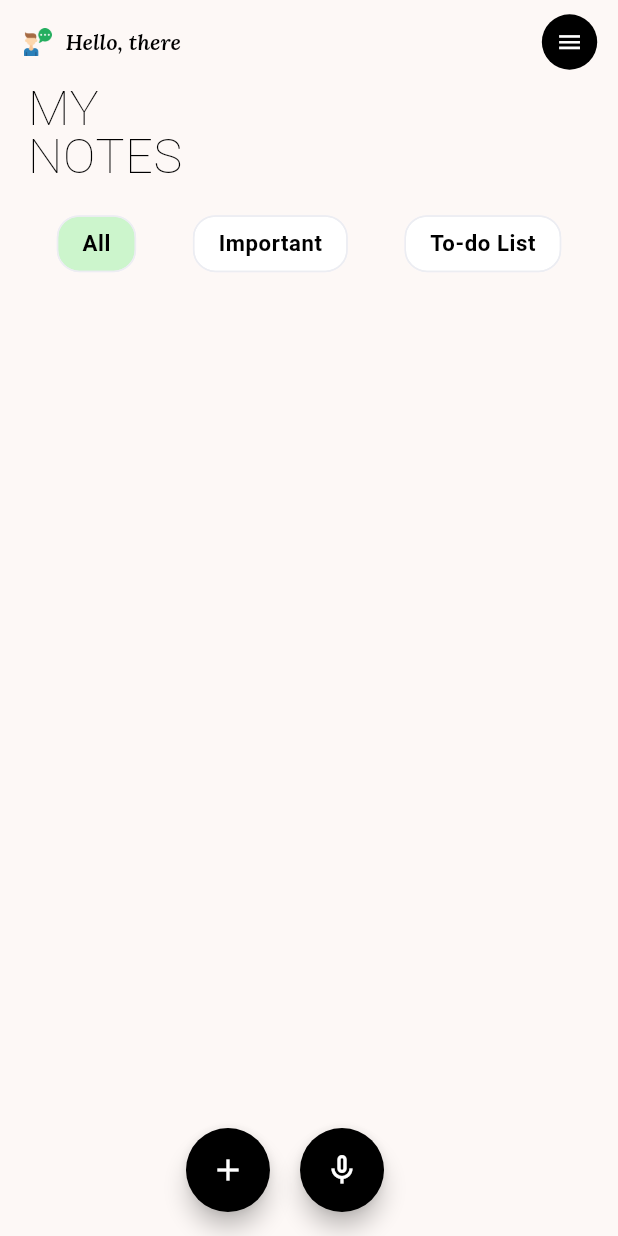
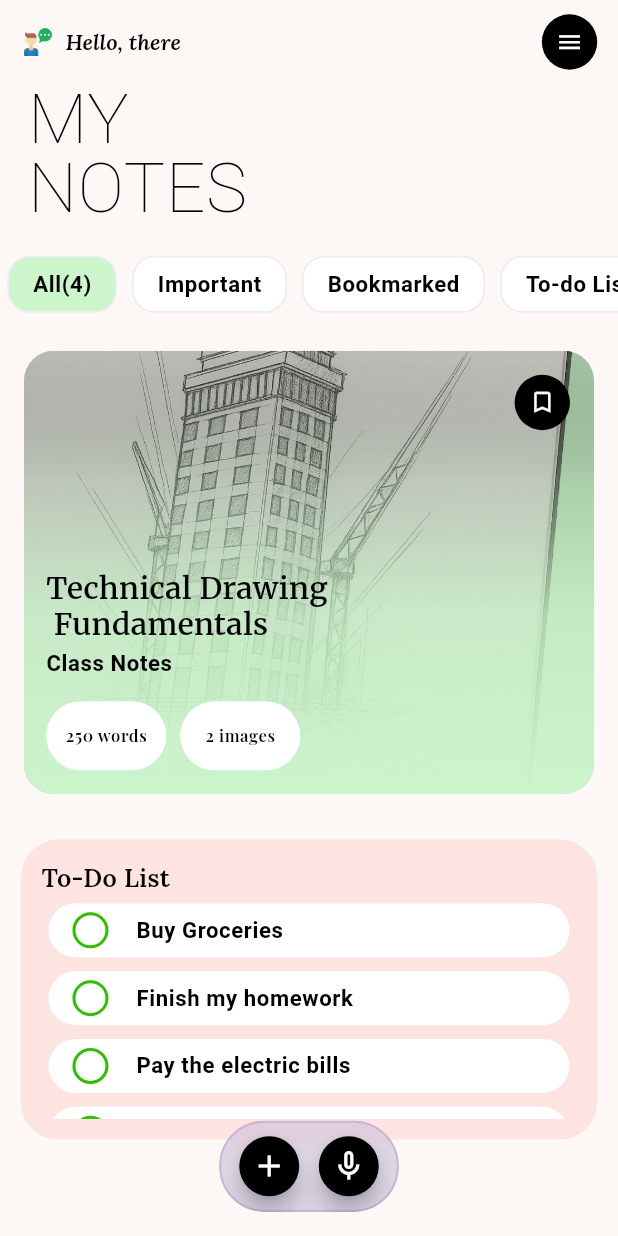
Before and after one commit to Tee-Kay404/Notes, a Flutter app: the screen it shows after launch, on a phone screen of 412 x 824 dp. Run offline on Flutter 3.47's test engine with Material 3 defaults, Android fonts, the phone set to English and light mode, and no system bars; our stand-ins replace flutter_screenutil, gap, google_fonts.

Commit message:
Final First Page UI

```diff
--- a/lib/app/theme/themes.dart
+++ b/lib/app/theme/themes.dart
@@ -44,7 +44,7 @@ class AppTheme {
     // TextThemes
     textTheme: TextTheme(
       bodyLarge: GoogleFonts.dmSerifText(
-        fontSize: 35.sp,
+        fontSize: 50.sp,
         fontWeight: FontWeight.w200,
         color: Colors.black,
       ),
@@ -59,5 +59,20 @@ class AppTheme {
         color: Colors.black,
       ),
     ),
+    textButtonTheme: TextButtonThemeData(
+      style: ButtonStyle(
+        alignment: Alignment.center,
+        minimumSize: WidgetStatePropertyAll(Size(80.w, 50.h)),
+        padding: WidgetStatePropertyAll(EdgeInsets.all(8.sp)),
+        splashFactory: NoSplash.splashFactory,
+        backgroundColor: WidgetStatePropertyAll(Colors.white),
+        shape: WidgetStatePropertyAll(
+          RoundedRectangleBorder(
+            borderRadius: BorderRadiusGeometry.circular(25.sp),
+            side: BorderSide(style: BorderStyle.none),
+          ),
+        ),
+      ),
+    ),
   );
 }
--- a/lib/screens/home_screen.dart
+++ b/lib/screens/home_screen.dart
@@ -1,8 +1,12 @@
 import 'package:flutter/material.dart';
 import 'package:flutter_screenutil/flutter_screenutil.dart';
 import 'package:gap/gap.dart';
+import 'package:google_fonts/google_fonts.dart';
 import 'package:notes/app/colors.dart';
 import 'package:notes/widgets/dark_round_button.dart';
+import 'package:notes/widgets/glass_morphism.dart.dart';
+import 'package:notes/widgets/note_card.dart';
+import 'package:notes/widgets/to_do_list.dart';
 
 class HomeScreen extends StatefulWidget {
   const HomeScreen({super.key});
@@ -12,7 +16,14 @@ class HomeScreen extends StatefulWidget {
 }
 
 class _HomeScreenState extends State<HomeScreen> {
-  List<String> filters = ['All', 'Important', 'To-do List'];
+  List<String> filters = ['All(4)', 'Important', 'Bookmarked', 'To-do List'];
+  List<String> todoList = [
+    'Buy Groceries',
+    'Finish my homework',
+    'Pay the electric bills',
+    'Practice my guitar',
+    'Read all my books',
+  ];
 
   late String _selectedFilter;
 
@@ -43,7 +54,8 @@ class _HomeScreenState extends State<HomeScreen> {
         ),
         actions: [DarkRoundButton(icon: (Icons.menu_outlined))],
       ),
-      body: Column(
+      body: SingleChildScrollView(
+        child: Column(
           crossAxisAlignment: CrossAxisAlignment.start,
           children: [
             // My Notes
@@ -51,15 +63,19 @@ class _HomeScreenState extends State<HomeScreen> {
               padding: EdgeInsets.symmetric(horizontal: 20.sp),
               child: Text(
                 'MY\nNOTES',
-              style: Theme.of(context).textTheme.bodyLarge?.copyWith(height: 1),
+                style: Theme.of(
+                  context,
+                ).textTheme.bodyLarge?.copyWith(height: 1),
               ),
             ),
             Gap(20.h),
             // Filters
-          Row(
-            mainAxisAlignment: MainAxisAlignment.spaceEvenly,
-            children: [
-              ...List.generate(3, (index) {
+            SizedBox(
+              height: 50.h,
+              child: ListView.builder(
+                scrollDirection: Axis.horizontal,
+                itemCount: filters.length,
+                itemBuilder: (context, index) {
                   final filter = filters[index];
                   return GestureDetector(
                     onTap: () {
@@ -67,10 +83,14 @@ class _HomeScreenState extends State<HomeScreen> {
                         _selectedFilter = filter;
                       });
                     },
+                    child: Padding(
+                      padding: const EdgeInsets.symmetric(horizontal: 5.0),
                       child: Chip(
                         shape: RoundedRectangleBorder(
                           borderRadius: BorderRadiusGeometry.circular(15),
-                      side: BorderSide(color: NotesColor.brightGrey.shade100),
+                          side: BorderSide(
+                            color: NotesColor.brightGrey.shade100,
+                          ),
                         ),
                         backgroundColor: _selectedFilter == filter
                             ? NotesColor.notes
@@ -78,20 +98,69 @@ class _HomeScreenState extends State<HomeScreen> {
                         label: Text(filter),
                         labelStyle: Theme.of(context).textTheme.bodySmall,
                       ),
+                    ),
                   );
-              }),
-            ],
+                },
+              ),
+            ),
+            Gap(10.h),
+            NoteCard(
+              title: "Technical Drawing\n Fundamentals",
+              subtitle: "Class Notes ",
+              backgroundColor: NotesColor.notes,
+              imageAsset: 'assets/images/sketch_book.png',
+              wordButtonText: '250 words',
+              imageButtonText: '2 images',
+            ),
+            Gap(20.h),
+            // ...existing code...
+            Container(
+              margin: EdgeInsets.symmetric(horizontal: 15.sp),
+              padding: EdgeInsets.all(15.sp),
+              width: double.infinity,
+              height: 200,
+              decoration: BoxDecoration(
+                color: Color(0xFFFEE4E1),
+                borderRadius: BorderRadius.circular(25),
+              ),
+              child: Column(
+                crossAxisAlignment: CrossAxisAlignment.start,
+                children: [
+                  Text(
+                    'To-Do List',
+                    style: Theme.of(context).textTheme.bodyMedium?.copyWith(
+                      fontFamily: GoogleFonts.lora().fontFamily,
+                    ),
+                  ),
+                  Expanded(
+                    child: ListView.builder(
+                      itemCount: todoList.length,
+                      shrinkWrap: true,
+                      physics: AlwaysScrollableScrollPhysics(),
+                      itemBuilder: (context, index) {
+                        return ToDoListTile(
+                          title: todoList[index],
+                          ischecked: false,
+                        );
+                      },
+                    ),
                   ),
                 ],
               ),
-      floatingActionButton: SizedBox(
+            ),
+          ],
+        ),
+      ),
+      floatingActionButtonLocation: FloatingActionButtonLocation.centerFloat,
+      floatingActionButton: GlassMorphism(
+        child: SizedBox(
           width: MediaQuery.of(context).size.width,
           child: Row(
             mainAxisAlignment: MainAxisAlignment.center,
             children: [
               FloatingActionButton(
                 shape: CircleBorder(),
-              // mini: true,
+                mini: true,
                 backgroundColor: Theme.of(context).primaryColorDark,
                 onPressed: () {},
                 child: Icon(
@@ -99,10 +168,10 @@ class _HomeScreenState extends State<HomeScreen> {
                   color: Theme.of(context).primaryColorLight,
                 ),
               ),
-            SizedBox(width: 20.w), // Space between FABs
+              SizedBox(width: 5.w), // Space between FABs
               FloatingActionButton(
+                mini: true,
                 shape: CircleBorder(),
-              // mini: true,
                 backgroundColor: Theme.of(context).primaryColorDark,
                 onPressed: () {},
                 child: Icon(
@@ -113,6 +182,7 @@ class _HomeScreenState extends State<HomeScreen> {
             ],
           ),
         ),
+      ),
     );
   }
 }
--- a/lib/widgets/dark_round_button.dart
+++ b/lib/widgets/dark_round_button.dart
@@ -15,7 +15,9 @@ class DarkRoundButton extends StatelessWidget {
         color: Theme.of(context).primaryColorDark,
         shape: BoxShape.circle,
       ),
-      child: Center(child: Icon(icon, size: 20.sp)),
+      child: Center(
+        child: Icon(icon, size: 20.sp, color: Colors.white),
+      ),
     );
   }
 }
--- /dev/null
+++ b/lib/widgets/glass_morphism.dart.dart
@@ -0,0 +1,32 @@
+import 'dart:ui';
+
+import 'package:flutter/material.dart';
+import 'package:flutter_screenutil/flutter_screenutil.dart';
+
+class GlassMorphism extends StatelessWidget {
+  final Widget child;
+  const GlassMorphism({super.key, required this.child});
+
+  @override
+  Widget build(BuildContext context) {
+    return ClipRRect(
+      borderRadius: BorderRadiusGeometry.circular(30),
+      child: BackdropFilter(
+        filter: ImageFilter.blur(sigmaX: 10, sigmaY: 10),
+        child: Container(
+          width: 130.h,
+          padding: EdgeInsets.symmetric(vertical: 5),
+          decoration: BoxDecoration(
+            color: Theme.of(context).primaryColor.withValues(alpha: 0.2),
+            borderRadius: BorderRadiusGeometry.circular(30),
+            border: Border.all(
+              width: 1.5,
+              color: Theme.of(context).primaryColor.withValues(alpha: 0.2),
+            ),
+          ),
+          child: child,
+        ),
+      ),
+    );
+  }
+}
--- /dev/null
+++ b/lib/widgets/note_card.dart
@@ -0,0 +1,130 @@
+import 'package:flutter/material.dart';
+import 'package:flutter_screenutil/flutter_screenutil.dart';
+import 'package:gap/gap.dart';
+import 'package:google_fonts/google_fonts.dart';
+import 'package:notes/widgets/dark_round_button.dart';
+
+class NoteCard extends StatelessWidget {
+  final String title;
+  final String subtitle;
+  final String wordButtonText;
+  final String imageButtonText;
+  final String imageAsset;
+  final Color backgroundColor;
+
+  const NoteCard({
+    super.key,
+    required this.title,
+    required this.subtitle,
+    required this.imageAsset,
+    required this.backgroundColor,
+    required this.wordButtonText,
+    required this.imageButtonText,
+  });
+
+  @override
+  Widget build(BuildContext context) {
+    return Container(
+      height: 320.h,
+      margin: const EdgeInsets.symmetric(vertical: 12, horizontal: 16),
+      // padding: EdgeInsets.symmetric(horizontal: 20.sp, vertical: 20.sp),
+      decoration: BoxDecoration(
+        borderRadius: BorderRadius.circular(20),
+        color: backgroundColor,
+      ),
+      child: Stack(
+        children: [
+          // Background Image
+          ClipRRect(
+            borderRadius: BorderRadius.circular(20),
+            child: Image.asset(
+              imageAsset,
+              height: double.infinity,
+              width: double.infinity,
+              fit: BoxFit.fitWidth,
+              color: Colors.black.withValues(alpha: 0.2), // subtle dark overlay
+              colorBlendMode: BlendMode.darken,
+            ),
+          ),
+
+          // Gradient Fade
+          Container(
+            decoration: BoxDecoration(
+              borderRadius: BorderRadius.circular(20),
+              gradient: LinearGradient(
+                begin: Alignment.topCenter,
+                end: Alignment.bottomCenter,
+                colors: [
+                  Colors.transparent,
+                  backgroundColor.withValues(alpha: 0.2),
+                  backgroundColor.withValues(alpha: 0.8),
+                  backgroundColor.withValues(alpha: 1),
+                ],
+                stops: const [0.0, 0.3, 0.6, 1.0],
+              ),
+            ),
+          ),
+
+          // BookMark Icon posiitoning
+          Positioned(
+            top: 16,
+            right: 16,
+            child: DarkRoundButton(icon: Icons.bookmark_border_outlined),
+          ),
+
+          // Content
+          Padding(
+            padding: EdgeInsets.all(16.sp),
+            child: Column(
+              mainAxisAlignment: MainAxisAlignment.spaceEvenly,
+              crossAxisAlignment: CrossAxisAlignment.start,
+              children: [
+                const Spacer(),
+                Text(
+                  title,
+                  style: GoogleFonts.merriweather(
+                    textStyle: Theme.of(
+                      context,
+                    ).textTheme.bodyMedium?.copyWith(fontSize: 20, height: 1.2),
+                  ),
+                ),
+                Gap(4),
+                Text(subtitle, style: Theme.of(context).textTheme.bodySmall),
+                Gap(15.h),
+                Row(
+                  children: [
+                    TextButton(
+                      onPressed: () {},
+                      style: Theme.of(context).textButtonTheme.style,
+                      child: Text(
+                        wordButtonText,
+                        style: Theme.of(context).textTheme.bodySmall?.copyWith(
+                          fontSize: 11,
+                          fontWeight: FontWeight.w600,
+                          fontFamily: GoogleFonts.playfairDisplay().fontFamily,
+                        ),
+                      ),
+                    ),
+                    Gap(10.h),
+                    TextButton(
+                      onPressed: () {},
+                      style: Theme.of(context).textButtonTheme.style,
+                      child: Text(
+                        imageButtonText,
+                        style: Theme.of(context).textTheme.bodySmall?.copyWith(
+                          fontSize: 11,
+                          fontWeight: FontWeight.w600,
+                          fontFamily: GoogleFonts.playfairDisplay().fontFamily,
+                        ),
+                      ),
+                    ),
+                  ],
+                ),
+              ],
+            ),
+          ),
+        ],
+      ),
+    );
+  }
+}
--- /dev/null
+++ b/lib/widgets/to_do_list.dart
@@ -0,0 +1,55 @@
+import 'package:flutter/material.dart';
+import 'package:flutter_screenutil/flutter_screenutil.dart';
+import 'package:gap/gap.dart';
+import 'package:notes/app/colors.dart';
+
+class ToDoListTile extends StatefulWidget {
+  final String title;
+  final bool ischecked;
+  const ToDoListTile({super.key, required this.title, required this.ischecked});
+
+  @override
+  State<ToDoListTile> createState() => _ToDoListTileState();
+}
+
+class _ToDoListTileState extends State<ToDoListTile> {
+  bool isChecked = false;
+
+  @override
+  Widget build(BuildContext context) {
+    return Container(
+      margin: EdgeInsets.symmetric(horizontal: 5.sp, vertical: 5.sp),
+      padding: EdgeInsets.symmetric(horizontal: 15, vertical: 5),
+      decoration: BoxDecoration(
+        color: Theme.of(context).primaryColorLight,
+        borderRadius: BorderRadius.circular(25),
+        border: Border.all(style: BorderStyle.none),
+      ),
+      child: Row(
+        children: [
+          InkWell(
+            onTap: () {
+              setState(() {
+                isChecked = !isChecked;
+              });
+            },
+            child: Container(
+              width: 24,
+              height: 24,
+              decoration: BoxDecoration(
+                shape: BoxShape.circle,
+                border: Border.all(color: NotesColor.success, width: 2),
+                color: isChecked ? NotesColor.success : Colors.transparent,
+              ),
+              child: isChecked
+                  ? Icon(Icons.check, size: 16, color: Colors.white)
+                  : null,
+            ),
+          ),
+          Gap(20.h),
+          Text(widget.title, style: Theme.of(context).textTheme.bodySmall),
+        ],
+      ),
+    );
+  }
+}
```
Also changed, not shown: assets/images/sketch_book.png (added). Lines whose indentation alone changed are shown as unchanged.
